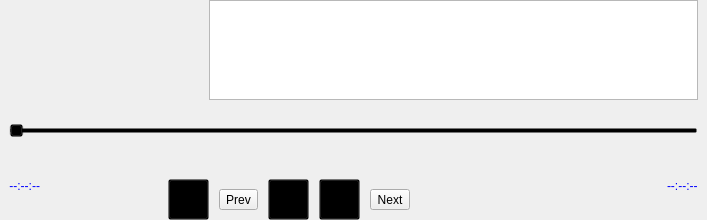
Old version of the form UAVManage/SoundGrade.ui in the repository gessd/UAVManage.
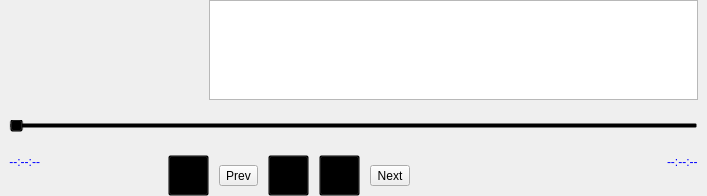
New version of the form. Icons and pictures are not drawn. Custom widgets are drawn as their Qt base class.

Commit message: 重新调整进度调

The edit to the form file:
```diff
--- a/UAVManage/SoundGrade.ui
+++ b/UAVManage/SoundGrade.ui
@@ -7,7 +7,7 @@
     <x>0</x>
     <y>0</y>
     <width>707</width>
-    <height>220</height>
+    <height>196</height>
    </rect>
   </property>
   <property name="maximumSize">
@@ -304,7 +304,13 @@
         <property name="minimumSize">
          <size>
           <width>0</width>
-          <height>22</height>
+          <height>12</height>
+         </size>
+        </property>
+        <property name="maximumSize">
+         <size>
+          <width>16777215</width>
+          <height>12</height>
          </size>
         </property>
         <property name="styleSheet">
```
The commit also changes 1 other file.
